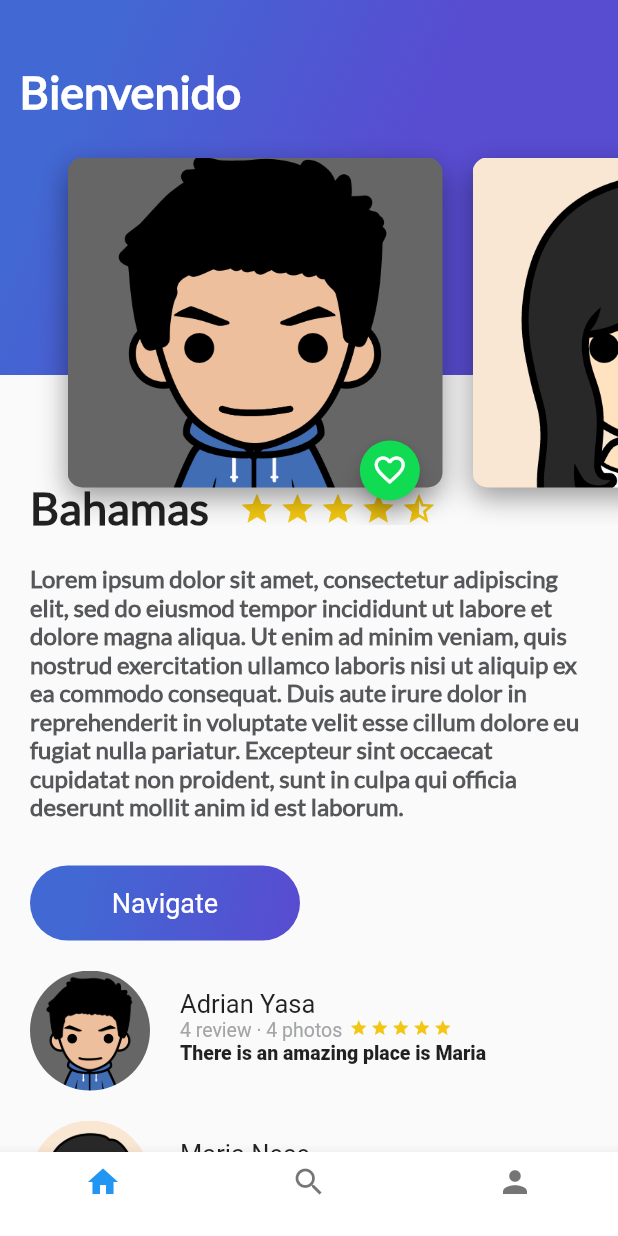
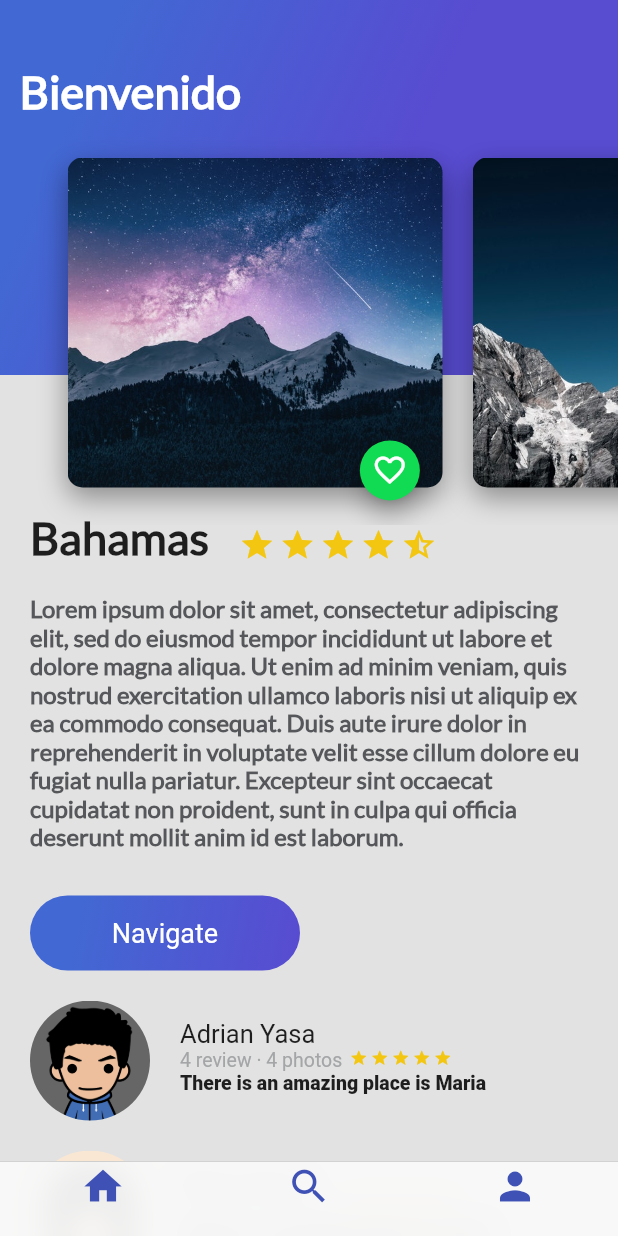
Before and after one commit to MartinVargasP/Trips, a Flutter app: the screen it shows after launch, on a phone screen of 412 x 824 dp. Run offline on Flutter 3.47's test engine with Material 2 defaults, Android fonts, the phone set to English and light mode, and no system bars; Roboto replaces fonts that are missing (Late).

Commit message:
Trips 1.0

```diff
--- a/lib/card_image_list.dart
+++ b/lib/card_image_list.dart
@@ -12,9 +12,9 @@ class CardImageList extends StatelessWidget{
         padding: EdgeInsets.all(25.0),
         scrollDirection: Axis.horizontal,
         children: <Widget>[
-          CardImage('assets/img/Adrian.png'),
-          CardImage('assets/img/Maria.png'),
-          CardImage('assets/img/Josue.png')
+          CardImage('assets/img/mountain_stars.jpeg'),
+          CardImage('assets/img/mountain.jpeg'),
+          CardImage('assets/img/beach_palm.jpeg'),
         ],
       ),
     );
--- a/lib/description_place.dart
+++ b/lib/description_place.dart
@@ -14,7 +14,7 @@ class DescriptionPLace extends StatelessWidget{
 
     final star_half =  Container(
       margin: EdgeInsets.only(
-          top: 323.0,
+          top: 350.0,
           right: 3.0
       ),
       child: Icon(
@@ -25,7 +25,7 @@ class DescriptionPLace extends StatelessWidget{
 
     final star_border =  Container(
       margin: EdgeInsets.only(
-          top: 323.0,
+          top: 350.0,
           right: 3.0
       ),
       child: Icon(
@@ -36,7 +36,7 @@ class DescriptionPLace extends StatelessWidget{
 
     final star = Container(
       margin: EdgeInsets.only(
-        top: 323.0,
+        top: 350.0,
         right: 3.0
       ),
       child: Icon(
@@ -49,7 +49,7 @@ class DescriptionPLace extends StatelessWidget{
       children: <Widget>[
         Container(
           margin: EdgeInsets.only(
-            top: 320.0,
+            top: 340.0,
             left: 20.0,
             right: 20.0
           ),
--- a/lib/main.dart
+++ b/lib/main.dart
@@ -10,6 +10,7 @@ class MyApp extends StatelessWidget {
   Widget build(BuildContext context) {
     return MaterialApp(
       title: 'Flutter Demo',
+      debugShowCheckedModeBanner: false,
       theme: ThemeData(
         // This is the theme of your application.
         //
--- a/lib/platzi_trips.dart
+++ b/lib/platzi_trips.dart
@@ -2,6 +2,7 @@ import 'package:flutter/material.dart';
 import 'home_trips.dart';
 import 'search_trips.dart';
 import 'profile_trips.dart';
+import 'platzi_trips_cupertino.dart';
 
 class PlatziTrips extends StatefulWidget{
 
@@ -33,6 +34,7 @@ class _MyPlatziTrips extends State<PlatziTrips>{
   @override
   Widget build(BuildContext context) {
     // TODO: implement build
+    /*
     return Scaffold(
       bottomNavigationBar: Theme(
         data: Theme.of(context).copyWith(
@@ -59,7 +61,8 @@ class _MyPlatziTrips extends State<PlatziTrips>{
         ),
       ),
       body: widgetsChildren[indexTab],
-    );
+    );*/
+    return PlatziTripsCupertino();
   }
 
 }
--- a/lib/platzi_trips_cupertino.dart
+++ b/lib/platzi_trips_cupertino.dart
@@ -0,0 +1,55 @@
+import 'package:flutter/material.dart';
+import 'package:flutter/cupertino.dart';
+import 'home_trips.dart';
+import 'search_trips.dart';
+import 'profile_trips.dart';
+
+class PlatziTripsCupertino extends StatelessWidget {
+  @override
+  Widget build(BuildContext context) {
+    // TODO: implement build
+    return Scaffold(
+      bottomNavigationBar: CupertinoTabScaffold(
+        tabBar: CupertinoTabBar(
+            items: [
+              BottomNavigationBarItem(
+                  icon: Icon(Icons.home, color: Colors.indigo),
+                  title: Text("")
+              ),
+              BottomNavigationBarItem(
+                  icon: Icon(Icons.search, color: Colors.indigo),
+                  title: Text("")
+              ),
+              BottomNavigationBarItem(
+                  icon: Icon(Icons.person, color: Colors.indigo),
+                  title: Text("")
+              ),
+            ]
+        ),
+
+        tabBuilder: (BuildContext context, int index) {
+          switch (index) {
+            case 0:
+              return CupertinoTabView(
+                builder: (BuildContext context) => HomeTrips(),
+              );
+              break;
+            case 1:
+              return CupertinoTabView(
+                builder: (BuildContext context) => SearchTrips(),
+              );
+              break;
+            case 2:
+              return CupertinoTabView(
+                builder: (BuildContext context) => ProfileTrips(),
+              );
+              break;
+
+          }
+
+        },
+      ),
+    );
+  }
+
+}
--- a/lib/review_list.dart
+++ b/lib/review_list.dart
@@ -11,6 +11,8 @@ class ReviewList extends StatelessWidget{
         Review('assets/img/Adrian.png', 'Adrian Yasa', '4 review · 4 photos', 'There is an amazing place is Maria'),
         Review('assets/img/Maria.png', 'Maria Nece', '1 review · 3 photos', 'There is an amazing place is Josue'),
         Review('assets/img/Josue.png', 'Josue Loti', '3 review · 6 photos', 'There is an amazing place is Adrian'),
+        Review('assets/img/Lorena.png', 'Lorena Saye', '3 review · 2 photos', 'There is an amazing place is Maria'),
+        Review('assets/img/Nico.png', 'Nico Cety', '3 review · 4 photos', 'There is an amazing place is Adrian'),
       ],
     );
   }
```
Also changed, not shown: pubspec.yaml (+7 -0 lines), assets/img/Lorena.png (added), assets/img/Nico.png (added), assets/img/beach.jpeg (added), assets/img/beach_palm.jpeg (added), assets/img/mountain.jpeg (added), assets/img/mountain_stars.jpeg (added).
